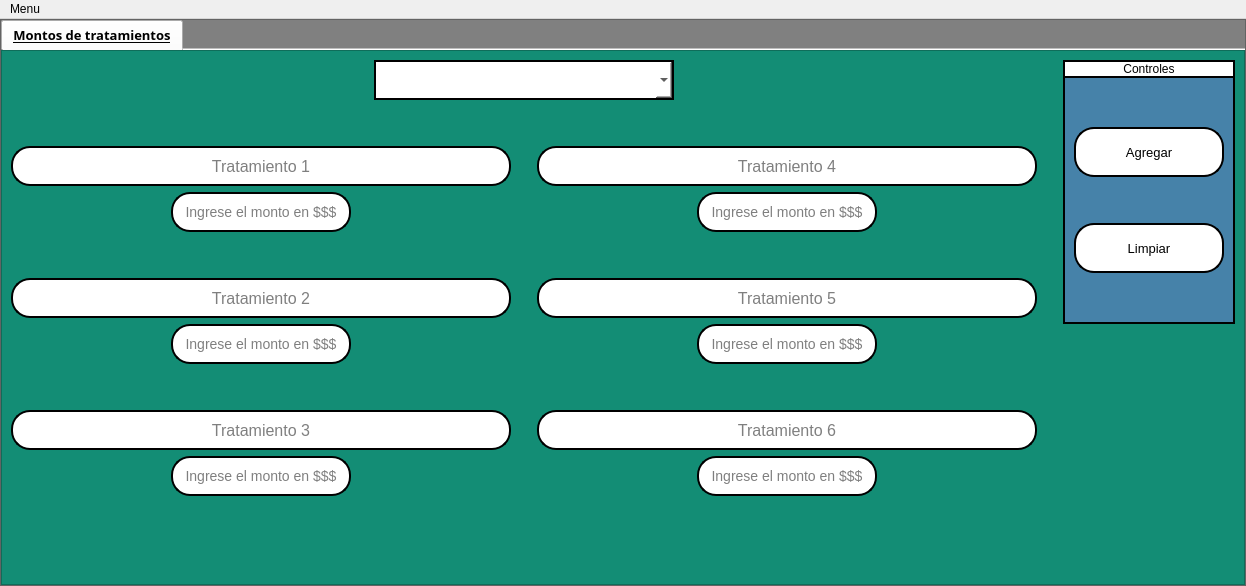
The window that interfaces/montos.ui (Reinaldito04/App-Consultas-y-Historias-Medicas) describes before a commit, drawn with Qt 5.
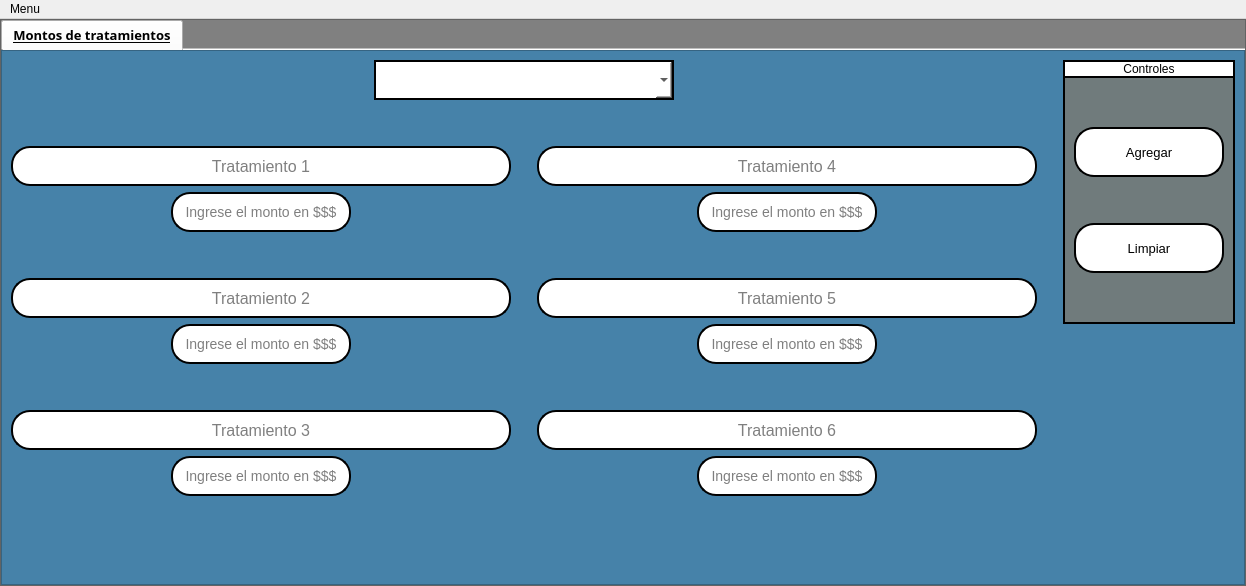
The same window after the commit. Icons and pictures are not drawn.

Commit message: cambiio de paleta en ui

What changed in the file:
```diff
--- a/interfaces/montos.ui
+++ b/interfaces/montos.ui
@@ -110,7 +110,7 @@
             <widget class="QFrame" name="frame_2">
              <property name="styleSheet">
               <string notr="true">QFrame{
-background-color:#138D75;
+background-color:rgb(70, 130, 169);
 	font: 12pt &quot;Microsoft Sans Serif&quot;;
 }
 QTableWidget{
@@ -1018,7 +1018,7 @@
                        <widget class="QFrame" name="frame_9">
                         <property name="styleSheet">
                          <string notr="true">QFrame{
-	background-color:rgb(70, 130, 169);
+	background-color:#707B7C;
 border-right:2px solid rgb(0,0,0);
 border-left:2px solid rgb(0,0,0);
 border-bottom:2px solid rgb(0,0,0);
```
The commit also changes 7 other files.
